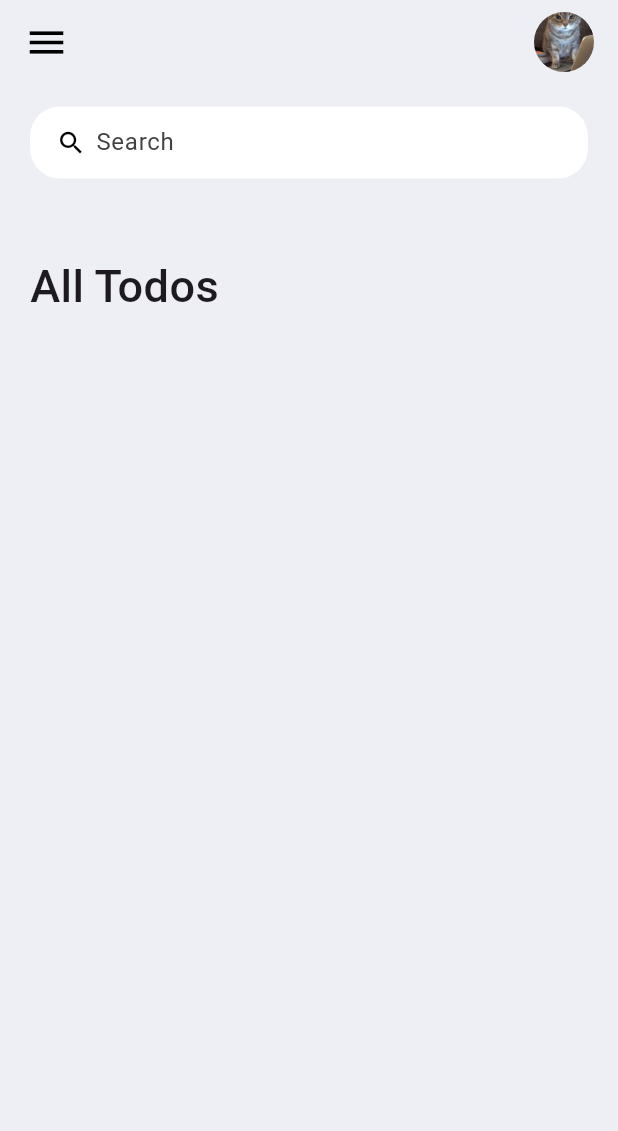
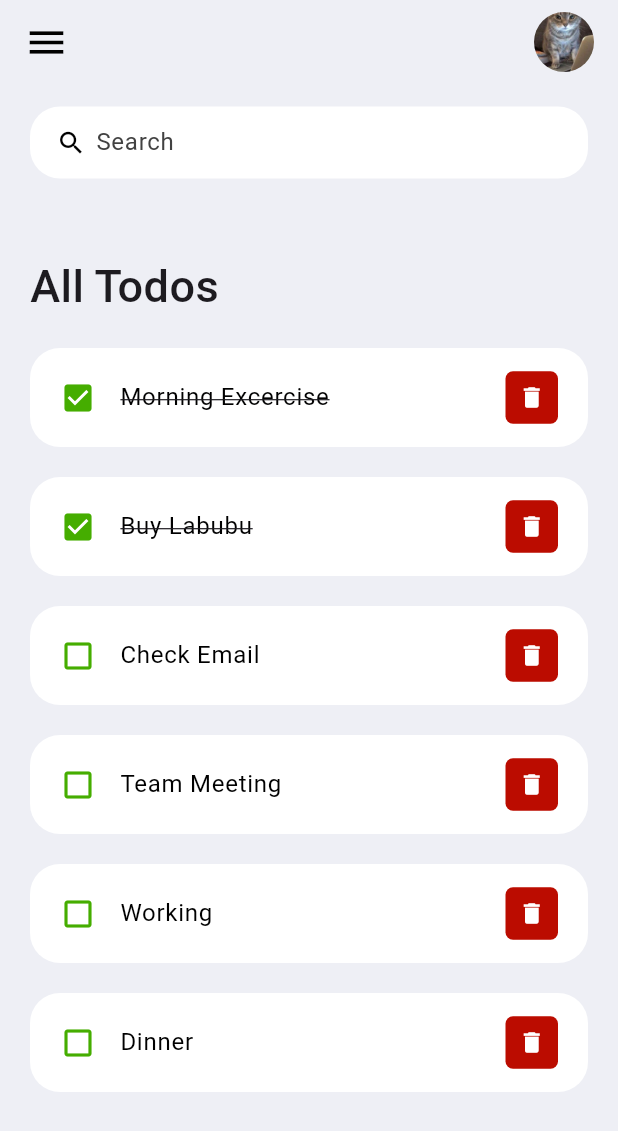
Before and after one commit to Ace-Phatcharapol/Learning-Cypress, a Flutter app: the screen it shows after launch, on a phone screen of 412 x 824 dp. Shown: the top 1131 px of the screen. Run offline on Flutter 3.47's test engine with Material 3 defaults, Android fonts, the phone set to English and light mode, and no system bars.

Commit message:
Creating ToDo items by using ListTile

```diff
--- a/lib/constants/colors.dart
+++ b/lib/constants/colors.dart
@@ -1,7 +1,7 @@
 import 'package:flutter/material.dart';
 
-const Color cRed = Color.fromARGB(255, 255, 17, 0);
-const Color cBlue = Color.fromARGB(255, 0, 68, 255);
+const Color cRed = Color.fromARGB(255, 187, 12, 0);
+const Color cGreen = Color.fromARGB(255, 69, 173, 0);
 const Color cBlack = Color.fromARGB(255, 0, 0, 0);
 const Color cGrey = Color.fromARGB(255, 66, 66, 66);
 const Color cWhite = Color(0xFFEEEFF5);
--- /dev/null
+++ b/lib/model/todo.dart
@@ -0,0 +1,22 @@
+class ToDo {
+  String? id;
+  String? todoText;
+  bool isDone;
+
+  ToDo({
+    required this.id,
+    required this.todoText,
+    this.isDone = false,
+  });
+
+  static List<ToDo> todoList() {
+    return [
+      ToDo(id: '01', todoText: 'Morning Excercise', isDone: true),
+      ToDo(id: '02', todoText: 'Buy Labubu', isDone: true),
+      ToDo(id: '03', todoText: 'Check Email'),
+      ToDo(id: '04', todoText: 'Team Meeting'),
+      ToDo(id: '05', todoText: 'Working'),
+      ToDo(id: '06', todoText: 'Dinner'),
+    ];
+  }
+}
--- a/lib/screens/home.dart
+++ b/lib/screens/home.dart
@@ -2,9 +2,13 @@ import 'package:flutter/cupertino.dart';
 import 'package:flutter/material.dart';
 import 'package:flutter/widgets.dart';
 import 'package:myflutter/constants/colors.dart';
+import 'package:myflutter/widget/todo_item.dart';
+import '../model/todo.dart';
 
 class Home extends StatelessWidget {
-  const Home({Key? key}) : super(key: key);
+  Home({Key? key}) : super(key: key);
+
+  final todoList = ToDo.todoList();
 
   @override
   Widget build(BuildContext context) {
@@ -23,10 +27,12 @@ class Home extends StatelessWidget {
                       margin: EdgeInsets.only(top: 50, bottom: 20),
                       child: Text(
                         'All Todos',
-                        style:
-                            TextStyle(fontSize: 30, fontWeight: FontWeight.w500),
+                        style: TextStyle(
+                            fontSize: 30, fontWeight: FontWeight.w500),
                       ),
                     ),
+                    for(ToDo todo in todoList)
+                      ToDoItem(todo: todo,),
                   ],
                 ),
               ),
--- /dev/null
+++ b/lib/widget/todo_item.dart
@@ -0,0 +1,55 @@
+import 'package:flutter/material.dart';
+import '../constants/colors.dart';
+import '../model/todo.dart';
+
+class ToDoItem extends StatelessWidget {
+  final ToDo todo;
+  ToDoItem({Key? key, required this.todo}) : super(key: key);
+
+  @override
+  Widget build(BuildContext context) {
+    return Container(
+      margin: EdgeInsets.only(bottom: 20),
+      child: ListTile(
+        onTap: () {
+          print('Clicked on Todo Item.');
+        },
+        shape: RoundedRectangleBorder(
+          borderRadius: BorderRadius.circular(20),
+        ),
+        contentPadding: EdgeInsets.symmetric(horizontal: 20, vertical: 5),
+        tileColor: Colors.white,
+        leading: Icon(
+          todo.isDone ? Icons.check_box : Icons.check_box_outline_blank,
+          color: cGreen,
+        ),
+        title: Text(
+          todo.todoText!,
+          style: TextStyle(
+              fontSize: 16,
+              color: cBlack,
+              decoration: todo.isDone? TextDecoration.lineThrough : null,
+        ),
+        ),
+        trailing: Container(
+          padding: EdgeInsets.all(0),
+          margin: EdgeInsets.symmetric(vertical: 7),
+          height: 35,
+          width: 35,
+          decoration: BoxDecoration(
+            color: cRed,
+            borderRadius: BorderRadius.circular(5),
+          ),
+          child: IconButton(
+            color: Colors.white,
+            iconSize: 18,
+            icon: Icon(Icons.delete),
+            onPressed: () {
+              print('Clicked on delete icon.');
+            },
+          ),
+        ),
+      ),
+    );
+  }
+}
```
